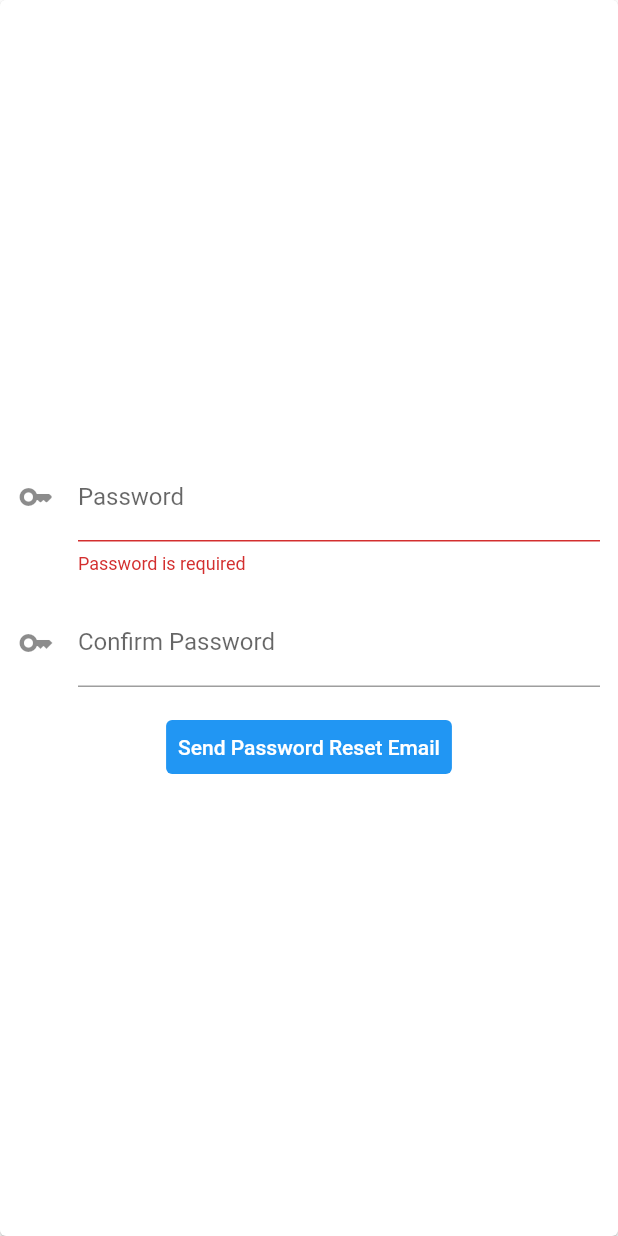
After one commit to tee-jaay/ebills, a Flutter app: the PasswordResetScreen screen opened by its route, after a tap on "Send Password Reset Email", on a phone screen of 412 x 824 dp. The commit adds this screen. Run offline on Flutter 3.47's test engine with Material 2 defaults, Android fonts, the phone set to English and light mode, and no system bars; our stand-ins replace flutter_dotenv, image_picker; missing offline and left inert: cloudinary_sdk.

```diff
--- /dev/null
+++ b/lib/screens/auth/password_reset_screen.dart
@@ -0,0 +1,118 @@
+import 'package:flutter/material.dart';
+
+import '../../settings/constants.dart';
+import '../../widgets/center_progress.dart';
+
+class PasswordResetScreen extends StatefulWidget {
+  const PasswordResetScreen({Key? key}) : super(key: key);
+  static const routeName = authPasswordResetScreenRouteName;
+
+  @override
+  State<PasswordResetScreen> createState() => _PasswordResetScreenState();
+}
+
+class _PasswordResetScreenState extends State<PasswordResetScreen> {
+  final _formKey = GlobalKey<FormState>();
+
+  final _isLoading = false;
+
+  late String _password = '';
+  late String _confirmPassword = '';
+
+  Future<void> _handleSubmit() async {
+    final isValid = _formKey.currentState?.validate();
+    if (!isValid!) {
+      return;
+    }
+    print('handle submit');
+    print(_password);
+    print(_confirmPassword);
+    //Todo: validate email
+    Navigator.pushNamed(context, PasswordResetScreen.routeName);
+  }
+
+  @override
+  Widget build(BuildContext context) {
+    return Scaffold(
+      body: _isLoading
+          ? const CenterProgress()
+          : Form(
+        key: _formKey,
+        child: Card(
+          margin: const EdgeInsets.all(0),
+          child: Padding(
+            padding: const EdgeInsets.all(spaceLarge),
+            child: SizedBox(
+              height: MediaQuery.of(context).size.height,
+              child: Column(
+                crossAxisAlignment: CrossAxisAlignment.center,
+                mainAxisAlignment: MainAxisAlignment.center,
+                children: [
+                  TextFormField(
+                    initialValue: '',
+                    decoration: const InputDecoration(
+                      labelText: 'Password',
+                      icon: Icon(Icons.key_rounded),
+                    ),
+                    onChanged: (value) {
+                      setState(() {
+                        _password = value;
+                      });
+                    },
+                    validator: (String? value) {
+                      if (value!.isEmpty) {
+                        return 'Password is required';
+                      } else if (!regExpPassword.hasMatch(value)) {
+                        return 'Password is weak';
+                      } else {
+                        return null;
+                      }
+                    },
+                    keyboardType: TextInputType.emailAddress,
+                    onFieldSubmitted: (_) {},
+                  ),
+                  const SizedBox(
+                    height: spaceExtraLarge,
+                  ),
+                  TextFormField(
+                    initialValue: '',
+                    decoration: const InputDecoration(
+                      labelText: 'Confirm Password',
+                      icon: Icon(Icons.key),
+                    ),
+                    validator: (String? value) {
+                      if (value! != _password) {
+                        return 'Passwords did not match';
+                      } else {
+                        return null;
+                      }
+                    },
+                    keyboardType: TextInputType.text,
+                    onFieldSubmitted: (_) {},
+                  ),
+                  const SizedBox(
+                    height: spaceExtraLarge,
+                  ),
+                  TextButton(
+                    onPressed: _handleSubmit,
+                    style: ButtonStyle(
+                      backgroundColor: MaterialStatePropertyAll(
+                        Theme.of(context).primaryColor,
+                      ),
+                    ),
+                    child: const Text(
+                      'Send Password Reset Email',
+                      style: TextStyle(
+                        color: Colors.white,
+                      ),
+                    ),
+                  ),
+                ],
+              ),
+            ),
+          ),
+        ),
+      ),
+    );
+  }
+}
--- a/lib/screens/auth/sign_up_screen.dart
+++ b/lib/screens/auth/sign_up_screen.dart
@@ -34,9 +34,16 @@ class _SignUpScreenState extends State<SignUpScreen> {
       return;
     }
     _formKey.currentState?.save();
-    print('handle submit');
+
+    dynamic newUserObj = {
+      "email": _email,
+      "username": _username,
+      "password": _password
+    };
+
     AuthServices authServices = AuthServices();
-    authServices.signUp(_email, _username, _password);
+    authServices.signUp(newUserObj);
+
     //Todo:  validate sign up & sign in
     Navigator.pushNamed(context, ElectricBillListScreen.routeName);
   }
@@ -72,8 +79,7 @@ class _SignUpScreenState extends State<SignUpScreen> {
                           validator: (String? value) {
                             if (value!.isEmpty) {
                               return 'Email is required';
-                            }
-                            else if (!regExpEmail.hasMatch(value)) {
+                            } else if (!regExpEmail.hasMatch(value)) {
                               return 'Email is invalid';
                             } else {
                               return null;
@@ -96,12 +102,11 @@ class _SignUpScreenState extends State<SignUpScreen> {
                             });
                           },
                           validator: (String? value) {
-                            if(value!.isEmpty){
+                            if (value!.isEmpty) {
                               return "Username is required";
-                            }
-                            else if(value.length < 4){
+                            } else if (value.length < 4) {
                               return "Username is too short";
-                            }else{
+                            } else {
                               return null;
                             }
                           },
@@ -124,8 +129,7 @@ class _SignUpScreenState extends State<SignUpScreen> {
                           validator: (String? value) {
                             if (value!.isEmpty) {
                               return 'Password is required';
-                            }
-                            else if (!regExpPassword.hasMatch(value)) {
+                            } else if (!regExpPassword.hasMatch(value)) {
                               return 'Password is weak';
                             } else {
                               return null;
--- /dev/null
+++ b/lib/settings/app_routes.dart
@@ -0,0 +1,20 @@
+import '../screens/auth/password_request_screen.dart';
+import '../screens/auth/password_reset_screen.dart';
+import '../screens/auth/sign_in_screen.dart';
+import '../screens/auth/sign_up_screen.dart';
+import '../screens/electric_bill/electric_bill_add_screen.dart';
+import '../screens/electric_bill/electric_bill_details_screen.dart';
+import '../screens/electric_bill/electric_bill_edit_screen.dart';
+import '../screens/electric_bill/electric_bill_list_screen.dart';
+
+var appRoutes = {
+  ElectricBillListScreen.routeName: (ctx) => const ElectricBillListScreen(),
+  ElectricBillDetailsScreen.routeName: (ctx) =>
+      const ElectricBillDetailsScreen(),
+  ElectricBillAddScreen.routeName: (ctx) => const ElectricBillAddScreen(),
+  ElectricBillEditScreen.routeName: (ctx) => const ElectricBillEditScreen(),
+  SignUpScreen.routeName: (ctx) => const SignUpScreen(),
+  SignInScreen.routeName: (ctx) => const SignInScreen(),
+  PasswordRequestScreen.routeName: (ctx) => const PasswordRequestScreen(),
+  PasswordResetScreen.routeName: (ctx) => const PasswordResetScreen(),
+};
--- a/lib/settings/constants.dart
+++ b/lib/settings/constants.dart
@@ -12,6 +12,8 @@ const String authSignUpScreenRouteName = '/auth_sign_up_screen';
 const String authSignInScreenRouteName = '/auth_sign_in_screen';
 const String authPasswordRequestScreenRouteName =
     '/auth_password_forgot_screen';
+const String authPasswordResetScreenRouteName =
+    '/auth_password_reset_screen';
 
 // Spaces
 const double spaceSmall = 4.0;
```
Also changed, not shown: lib/main.dart (+4 -22 lines), lib/providers/electric_bills.dart (+1 -10 lines), lib/screens/auth/password_request_screen.dart (+84 -3 lines), lib/services/auth_services.dart (+38 -12 lines), lib/settings/set_server_headers.dart (added, +11 -0 lines).
